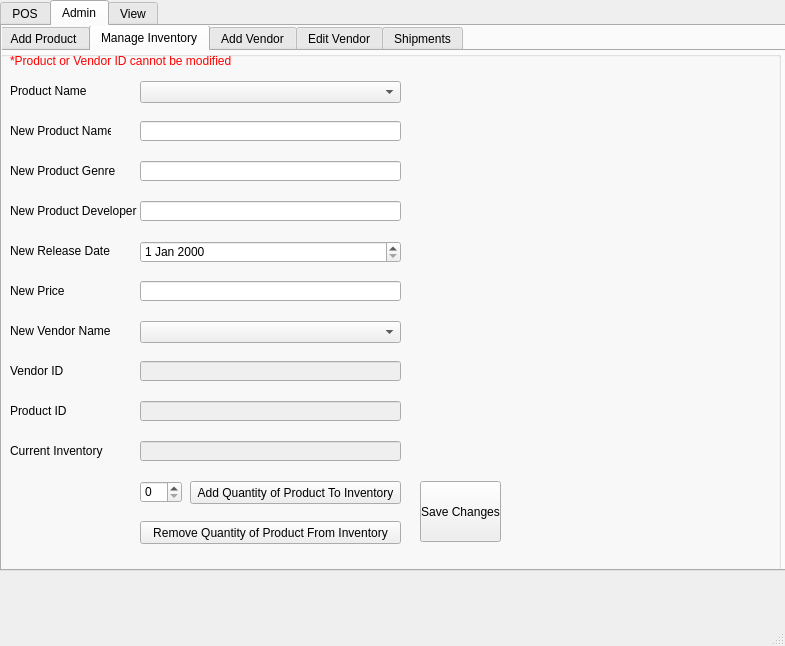
Before: the Qt Designer form videoGameStore.ui in CherishedZero/TermProject, drawn with Qt 5.
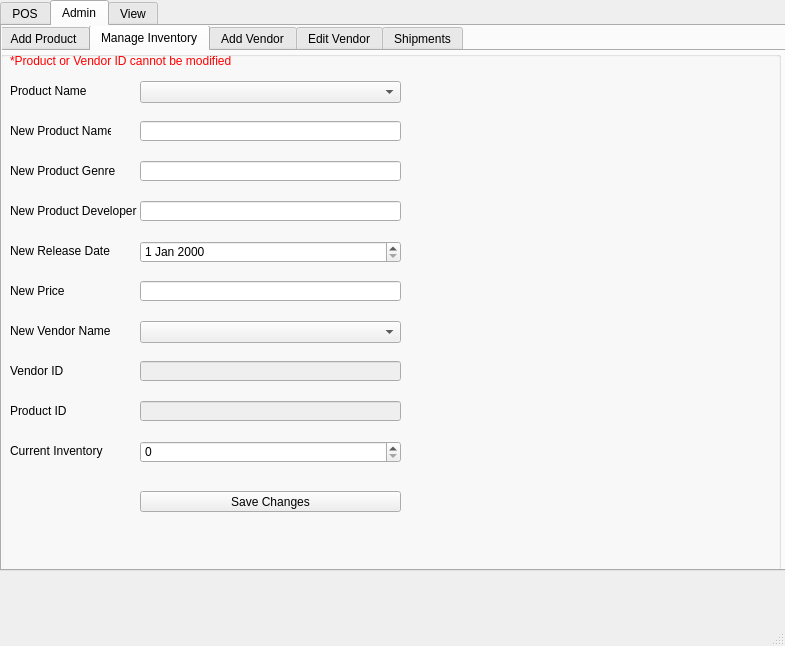
After: the same form once the commit is applied. The open tabs and pages were chosen to show the change.

Commit message: Changed manage inventory tab

```diff
--- a/videoGameStore.ui
+++ b/videoGameStore.ui
@@ -1002,10 +1002,10 @@
         <widget class="QPushButton" name="saveChangesButtonManageInventoryTab">
          <property name="geometry">
           <rect>
-           <x>420</x>
-           <y>430</y>
-           <width>81</width>
-           <height>61</height>
+           <x>140</x>
+           <y>440</y>
+           <width>261</width>
+           <height>21</height>
           </rect>
          </property>
          <property name="text">
@@ -1183,52 +1183,16 @@
          <property name="geometry">
           <rect>
            <x>140</x>
-           <y>430</y>
-           <width>42</width>
-           <height>22</height>
-          </rect>
-         </property>
-        </widget>
-        <widget class="QLineEdit" name="currentInventoryLineEditManageInventoryTab">
-         <property name="enabled">
-          <bool>false</bool>
-         </property>
-         <property name="geometry">
-          <rect>
-           <x>140</x>
            <y>390</y>
            <width>261</width>
-           <height>20</height>
+           <height>22</height>
           </rect>
          </property>
-         <property name="readOnly">
-          <bool>true</bool>
+         <property name="cursor">
+          <cursorShape>UpArrowCursor</cursorShape>
          </property>
-        </widget>
-        <widget class="QPushButton" name="addQuantityButtonManageInventoryTab">
-         <property name="geometry">
-          <rect>
-           <x>190</x>
-           <y>430</y>
-           <width>211</width>
-           <height>23</height>
-          </rect>
-         </property>
-         <property name="text">
-          <string>Add Quantity of Product To Inventory</string>
-         </property>
-        </widget>
-        <widget class="QPushButton" name="removeQuantityButtonManageInventoryTab">
-         <property name="geometry">
-          <rect>
-           <x>140</x>
-           <y>470</y>
-           <width>261</width>
-           <height>23</height>
-          </rect>
-         </property>
-         <property name="text">
-          <string>Remove Quantity of Product From Inventory</string>
+         <property name="displayIntegerBase">
+          <number>11</number>
          </property>
         </widget>
         <widget class="QLabel" name="feedbackLabelManageInventoryTab">
```
Left out of the diff: 15 changed lines with no effect on the pictures.
